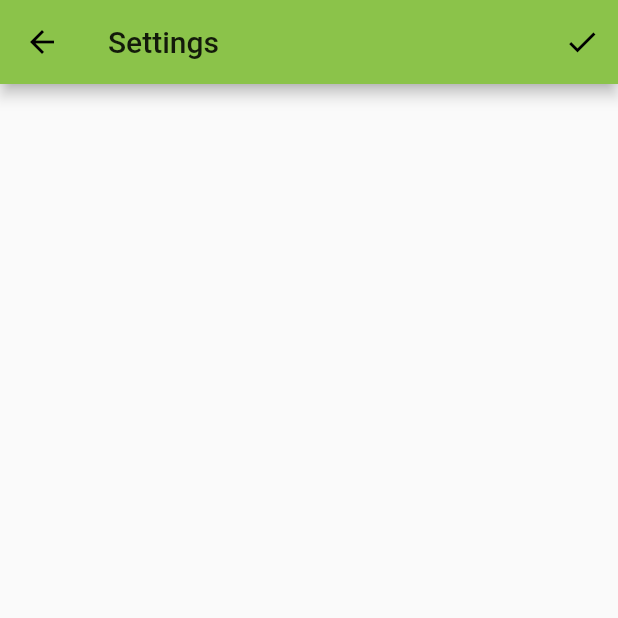
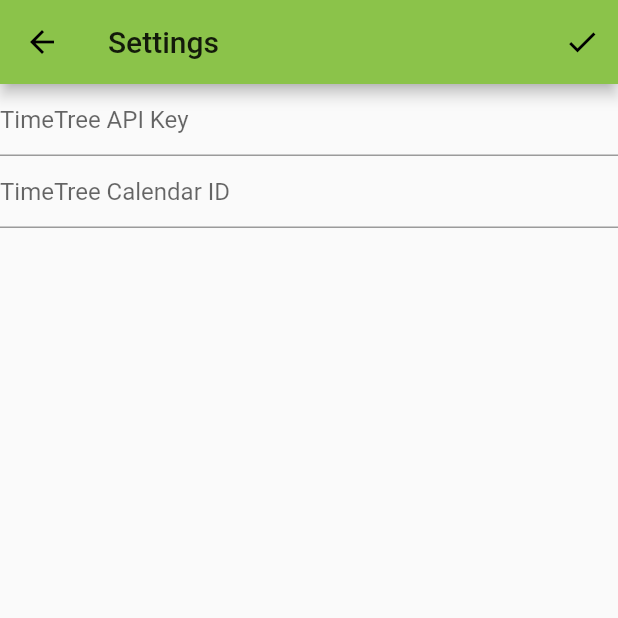
Before and after one commit to watasuke102/TimeTree-AddIvent, a Flutter app: the screen it shows after launch, after a tap on the "settings" icon, on a phone screen of 412 x 824 dp, the top half of it. Run offline on Flutter 3.47's test engine with Material 2 defaults, Android fonts, the phone set to English and light mode, and no system bars.

Commit message:
update: UI部分の実装

```diff
--- a/lib/main.dart
+++ b/lib/main.dart
@@ -1,4 +1,8 @@
 import 'package:flutter/material.dart';
+
+final int CATEGORY_SUBMISSION = 0;
+final int CATEGORY_EXAM = 1;
+final int CATEGORY_IVENT = 2;
 
 void main()=>runApp(App());
 
@@ -15,9 +19,24 @@
   }
 }
 
-class MainPage extends StatelessWidget
+class MainPage extends StatefulWidget
 {
   MainPage({Key key}) : super(key: key);
+
+
+  @override MPState createState() => MPState();
+}
+class MPState extends State<MainPage>
+{
+  bool   allDay=false;
+  int    category=0;
+  String date, time, title, memo;
+
+  void addIvent()
+  {
+
+  }
+
   @override Widget build(BuildContext context)
   {
     return Scaffold
@@ -32,6 +51,61 @@
       ]),
       body:Padding(padding: EdgeInsets.all(15), child: Column(children:
       [
+        Row(children:
+        [
+          // 提出物
+          Flexible(child:RadioListTile
+          (
+            title: Text("Submission"),
+            groupValue: category,
+            value: CATEGORY_SUBMISSION,
+            onChanged: (value) => setState(()=>category=value)
+          )),
+          // 試験
+          Flexible(child:RadioListTile
+          (
+            title: Text("Exam"),
+            groupValue: category,
+            value: CATEGORY_EXAM,
+            onChanged: (value) => setState(()=>category=value)
+          )),
+          // イベント
+          Flexible(child:RadioListTile
+          (
+            title: Text("Ivent"),
+            groupValue: category,
+            value: CATEGORY_IVENT,
+            onChanged: (value) => setState(()=>category=value)
+          )),
+        ]),
+        // 日付
+        TextField(onChanged:(value) => date = value, decoration: InputDecoration(hintText: "Date ex.2000-01-01")),
+        Row(children:
+        [
+          // 終日かどうか
+          Flexible(child:CheckboxListTile
+          (
+            title: Text("AllDay"),
+            value: allDay,
+            onChanged:(value)=>setState(()=>allDay=value)
+          )),
+
+          Container(width: 100),
+
+          // 時間
+          Flexible(child:TextField
+          (
+            onChanged:(value) => time = value,
+            decoration: InputDecoration(hintText: "Time ex.2000-01-01")
+          ))
+        ]),
+        // タイトル
+        TextField(onChanged:(value) => title = value, decoration: InputDecoration(hintText: "Title")),
+        // メモ
+        TextField(onChanged:(value) => memo = value,  decoration: InputDecoration(hintText: "Memo"), maxLines: null),
+        Container(height: 20),
+        // 追加ボタン
+        RaisedButton(onPressed: () => addIvent(), child: Text("Add"))
       ]))
     );
   }
@@ -50,11 +124,21 @@
         IconButton
         (
           icon: Icon(Icons.check),
-          onPressed: ()=>Navigator.pop(context))
+          onPressed: ()=>Navigator.pop(context)
+        )
       ]),
       body: Column(children:
       [
-        Text("")
+        TextField
+        (
+          onChanged:(value) => apiKey = value,
+          decoration: InputDecoration(hintText: "TimeTree API Key")
+        ),
+        TextField
+        (
+          onChanged:(value) => calendarID = value,
+          decoration: InputDecoration(hintText: "TimeTree Calendar ID")
+        )
       ])
     );
   }
```
